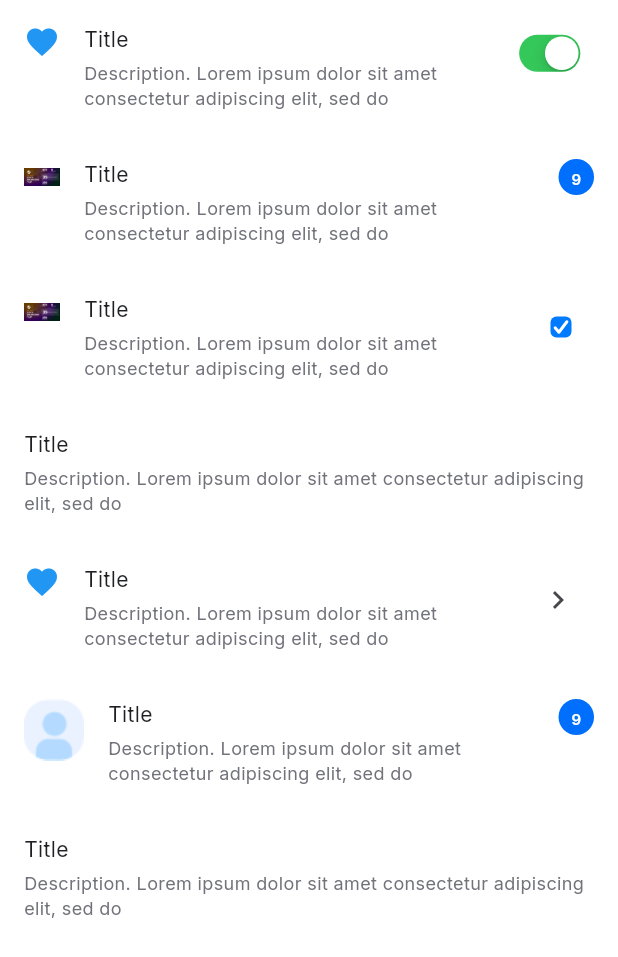
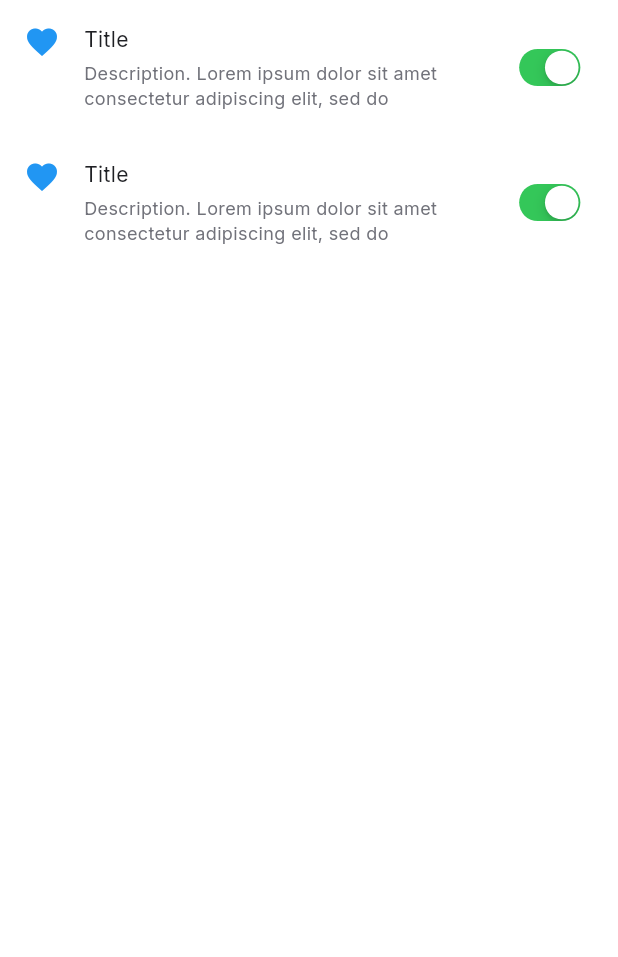
Before and after one commit to VennyS/list_item, a Flutter app: the screen it shows after launch, on a phone screen of 412 x 824 dp. Shown: the top 957 px of the screen. Run offline on Flutter 3.47's test engine with Material 3 defaults, Android fonts, the phone set to English and light mode, and no system bars; our stand-ins replace flutter_svg, google_fonts.

Commit message:
Фиксированная высота

```diff
--- a/lib/list_item.dart
+++ b/lib/list_item.dart
@@ -18,6 +18,8 @@ class ListItem extends StatelessWidget {
   Widget build(BuildContext context) {
     return Container(
         padding: const EdgeInsets.all(16),
+        child: SizedBox(
+          height: 58,
           child: Row(
             crossAxisAlignment: CrossAxisAlignment.start,
             children: [
@@ -42,9 +44,10 @@ class ListItem extends StatelessWidget {
                 const SizedBox(
                   width: 16,
                 ),
-              control!
+                Align(alignment: Alignment.center, child: control!)
               ],
             ],
+          ),
         ));
   }
 }
--- a/lib/main.dart
+++ b/lib/main.dart
@@ -68,64 +68,6 @@ class _MainState extends State<Main> {
                 )),
           ),
           ListItem(
-          visual: Image.asset(
-            'lib/assets/images/image1.png',
-            width: 24.0,
-            height: 24.0,
-          ),
-          title: Text(
-            "Title",
-            style: TextStyles.interRegular14,
-          ),
-          description: Text(
-            "Description. Lorem ipsum dolor sit amet consectetur adipiscing elit, sed do",
-            style: TextStyles.interRegular12,
-          ),
-          control: BadgeWidget(
-            mainWidget: Text(
-              "9",
-              style: GoogleFonts.inter(
-                  fontWeight: FontWeight.w600,
-                  fontSize: 10,
-                  color: Colors.white),
-            ),
-            backgroundColor: const Color(0xFF006FFD),
-          ),
-        ),
-        ListItem(
-          visual: Image.asset(
-            'lib/assets/images/image1.png',
-            width: 24.0,
-            height: 24.0,
-          ),
-          title: Text(
-            "Title",
-            style: TextStyles.interRegular14,
-          ),
-          description: Text(
-            "Description. Lorem ipsum dolor sit amet consectetur adipiscing elit, sed do",
-            style: TextStyles.interRegular12,
-          ),
-          control: CupertinoCheckbox(
-            value: _switchValue2,
-            onChanged: (bool? newValue) {
-              setState(() {
-                _switchValue2 = newValue!;
-              });
-            },
-          ),
-        ),
-        ListItem(
-          title: Text(
-            "Title",
-            style: TextStyles.interRegular14,
-          ),
-          description: Text(
-            "Description. Lorem ipsum dolor sit amet consectetur adipiscing elit, sed do",
-            style: TextStyles.interRegular12,
-          ),
-        ),
-        ListItem(
             visual: const Icon(
               Icons.favorite,
               color: Colors.blue,
@@ -138,43 +80,19 @@ class _MainState extends State<Main> {
               "Description. Lorem ipsum dolor sit amet consectetur adipiscing elit, sed do",
               style: TextStyles.interRegular12,
             ),
-          control: IconButton(
-            icon: const Icon(Icons.navigate_next),
-            onPressed: () {/* */},
-          ),
-        ),
-        ListItem(
-          visual: Image.asset("lib/assets/images/avatar.png"),
-          title: Text(
-            "Title",
-            style: TextStyles.interRegular14,
-          ),
-          description: Text(
-            "Description. Lorem ipsum dolor sit amet consectetur adipiscing elit, sed do",
-            style: TextStyles.interRegular12,
-          ),
-          control: BadgeWidget(
-            mainWidget: Text(
-              "9",
-              style: GoogleFonts.inter(
-                  fontWeight: FontWeight.w600,
-                  fontSize: 10,
-                  color: Colors.white),
-            ),
-            backgroundColor: const Color(0xFF006FFD),
-          ),
-        ),
-        ListItem(
-          title: Text(
-            "Title",
-            style: TextStyles.interRegular14,
-          ),
-          description: Text(
-            "Description. Lorem ipsum dolor sit amet consectetur adipiscing elit, sed do",
-            style: TextStyles.interRegular12,
-          ),
+            control: Transform.scale(
+                scale: 0.8,
+                child: CupertinoSwitch(
+                  value: _switchValue1,
+                  onChanged: (bool newValue) {
+                    setState(() {
+                      _switchValue1 = newValue;
+                    });
+                  },
+                )),
           ),
         ],
-    ));
+      ),
+    );
   }
 }
```
Lines whose indentation alone changed are shown as unchanged.
